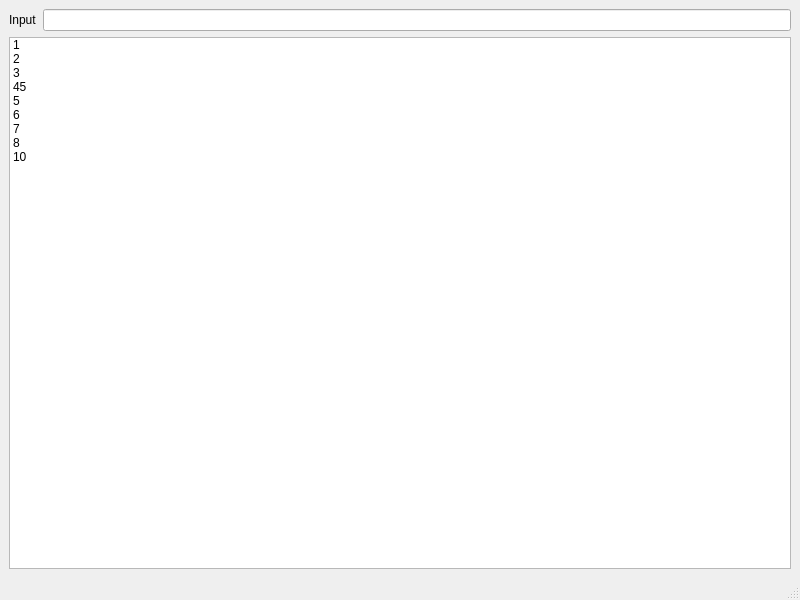
EugeneVert/qtmsu, file mainwindow.ui: the form before one commit.
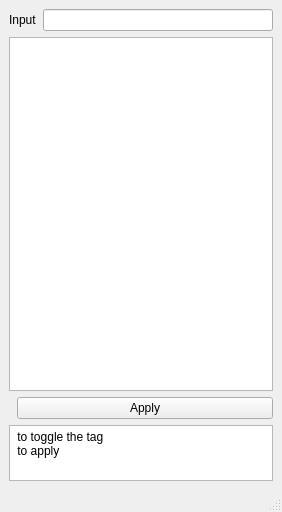
The form after the commit. Custom widgets are drawn as their Qt base class.

Diff of the .ui file:
```diff
--- a/mainwindow.ui
+++ b/mainwindow.ui
@@ -6,14 +6,20 @@
    <rect>
     <x>0</x>
     <y>0</y>
-    <width>800</width>
-    <height>600</height>
+    <width>282</width>
+    <height>512</height>
    </rect>
   </property>
   <property name="windowTitle">
    <string>TMSU tag manager</string>
   </property>
   <widget class="QWidget" name="centralwidget">
+   <property name="sizePolicy">
+    <sizepolicy hsizetype="Preferred" vsizetype="Preferred">
+     <horstretch>0</horstretch>
+     <verstretch>0</verstretch>
+    </sizepolicy>
+   </property>
    <layout class="QVBoxLayout" name="verticalLayout_2">
     <item>
      <layout class="QHBoxLayout" name="horizontalLayout">
@@ -31,51 +37,100 @@
     </item>
     <item>
      <widget class="QListWidget" name="listWidget">
+      <property name="sizePolicy">
+       <sizepolicy hsizetype="Expanding" vsizetype="MinimumExpanding">
+        <horstretch>0</horstretch>
+        <verstretch>0</verstretch>
+       </sizepolicy>
+      </property>
+      <property name="focusPolicy">
+       <enum>Qt::NoFocus</enum>
+      </property>
+     </widget>
+    </item>
+    <item>
+     <layout class="QHBoxLayout" name="horizontalLayout_2">
       <item>
-       <property name="text">
-        <string>1</string>
-       </property>
+       <spacer name="horizontalSpacer">
+        <property name="orientation">
+         <enum>Qt::Horizontal</enum>
+        </property>
+        <property name="sizeHint" stdset="0">
+         <size>
+          <width>40</width>
+          <height>20</height>
+         </size>
+        </property>
+       </spacer>
       </item>
       <item>
-       <property name="text">
-        <string>2</string>
-       </property>
+       <widget class="QPushButton" name="applyButton">
+        <property name="minimumSize">
+         <size>
+          <width>256</width>
+          <height>0</height>
+         </size>
+        </property>
+        <property name="text">
+         <string>Apply</string>
+        </property>
+        <property name="autoDefault">
+         <bool>false</bool>
+        </property>
+       </widget>
       </item>
-      <item>
-       <property name="text">
-        <string>3</string>
-       </property>
-      </item>
-      <item>
-       <property name="text">
-        <string>45</string>
-       </property>
-      </item>
-      <item>
-       <property name="text">
-        <string>5</string>
-       </property>
-      </item>
-      <item>
-       <property name="text">
-        <string>6</string>
-       </property>
-      </item>
-      <item>
-       <property name="text">
-        <string>7</string>
-       </property>
-      </item>
-      <item>
-       <property name="text">
-        <string>8</string>
-       </property>
-      </item>
-      <item>
-       <property name="text">
-        <string>10</string>
-       </property>
-      </item>
+     </layout>
+    </item>
+    <item>
+     <widget class="QPlainTextEdit" name="plainTextEdit">
+      <property name="sizePolicy">
+       <sizepolicy hsizetype="Minimum" vsizetype="Fixed">
+        <horstretch>0</horstretch>
+        <verstretch>0</verstretch>
+       </sizepolicy>
+      </property>
+      <property name="maximumSize">
+       <size>
+        <width>16777215</width>
+        <height>56</height>
+       </size>
+      </property>
+      <property name="font">
+       <font>
+        <kerning>true</kerning>
+       </font>
+      </property>
+      <property name="acceptDrops">
+       <bool>false</bool>
+      </property>
+      <property name="inputMethodHints">
+       <set>Qt::ImhNone</set>
+      </property>
+      <property name="frameShadow">
+       <enum>QFrame::Plain</enum>
+      </property>
+      <property name="verticalScrollBarPolicy">
+       <enum>Qt::ScrollBarAlwaysOff</enum>
+      </property>
+      <property name="horizontalScrollBarPolicy">
+       <enum>Qt::ScrollBarAlwaysOff</enum>
+      </property>
+      <property name="sizeAdjustPolicy">
+       <enum>QAbstractScrollArea::AdjustToContentsOnFirstShow</enum>
+      </property>
+      <property name="undoRedoEnabled">
+       <bool>false</bool>
+      </property>
+      <property name="readOnly">
+       <bool>true</bool>
+      </property>
+      <property name="plainText">
+       <string>&lt;CR&gt; to toggle the tag
+&lt;C-CR&gt; to apply</string>
+      </property>
+      <property name="backgroundVisible">
+       <bool>false</bool>
+      </property>
      </widget>
     </item>
    </layout>
```
Left out of the diff: 21 changed lines with no effect on the pictures.
